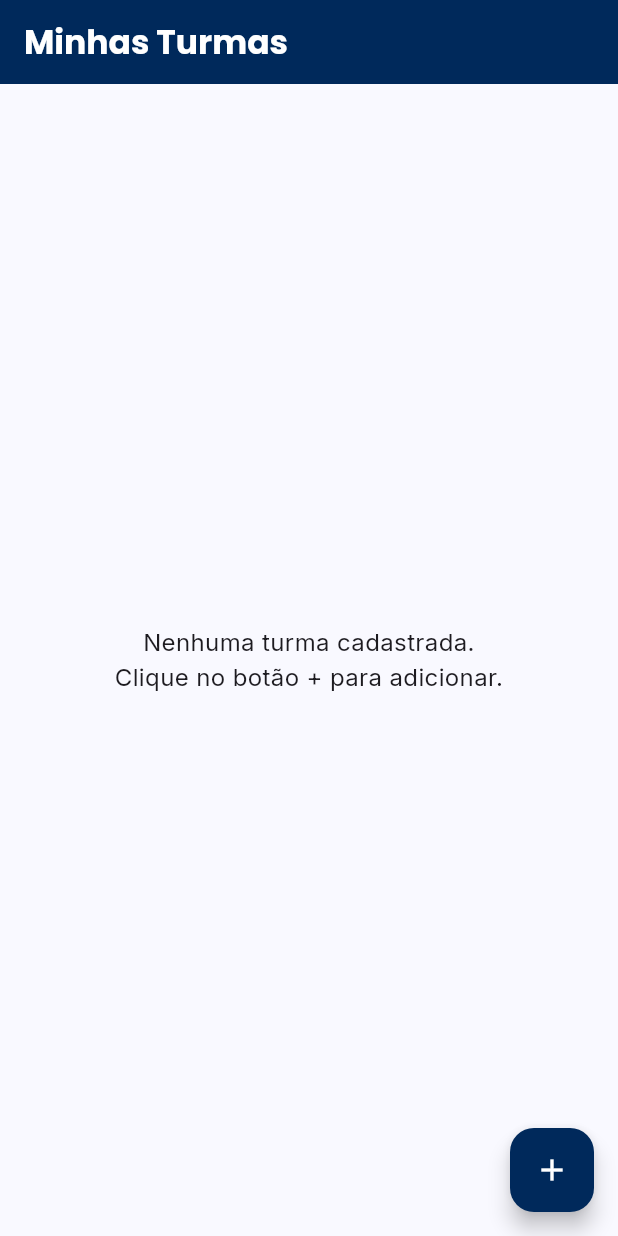
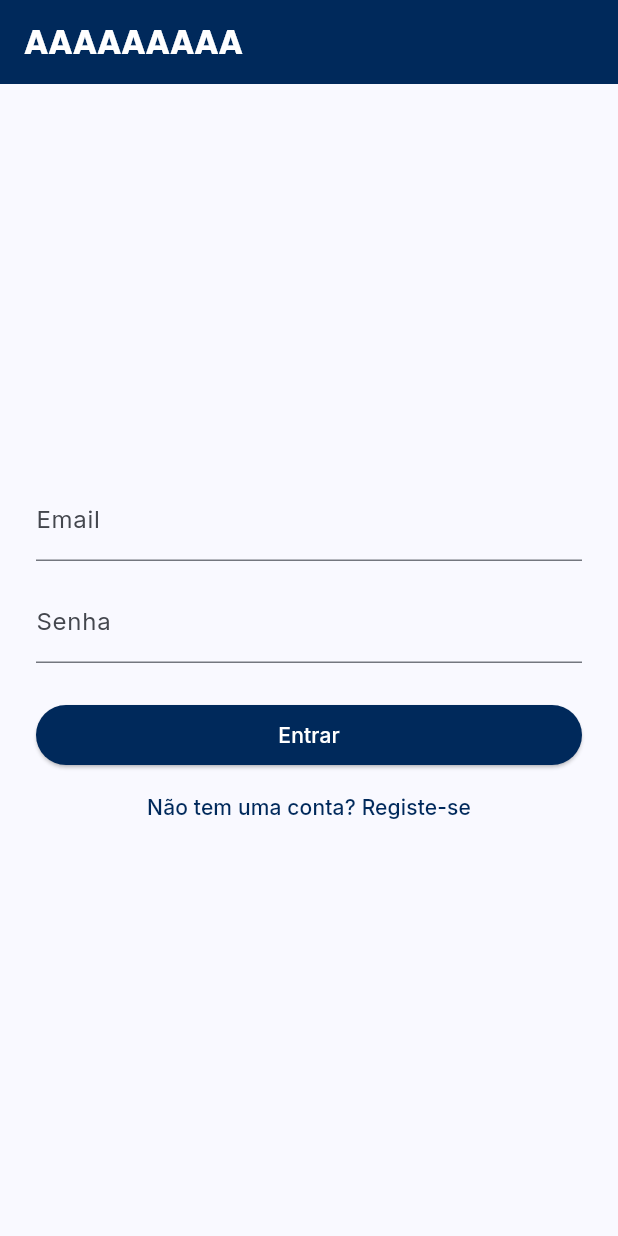
Before and after one commit to joaovictor912/appv2, a Flutter app: the screen it shows after launch, on a phone screen of 412 x 824 dp. Run offline on Flutter 3.47's test engine with Material 3 defaults, Android fonts, the light colour scheme and no system bars; our stand-ins replace camera, csv, firebase_auth, firebase_core, fl_chart, google_fonts and 2 more; missing offline and left inert: excel; accounts and stored records are empty.

Commit message:
Adiciona sistema de login com Firebase e ajusta telas

```diff
--- /dev/null
+++ b/fluter_app/firestore.indexes.json
@@ -0,0 +1,51 @@
+{
+  // Example (Standard Edition):
+  //
+  // "indexes": [
+  //   {
+  //     "collectionGroup": "widgets",
+  //     "queryScope": "COLLECTION",
+  //     "fields": [
+  //       { "fieldPath": "foo", "arrayConfig": "CONTAINS" },
+  //       { "fieldPath": "bar", "mode": "DESCENDING" }
+  //     ]
+  //   },
+  //
+  //  "fieldOverrides": [
+  //    {
+  //      "collectionGroup": "widgets",
+  //      "fieldPath": "baz",
+  //      "indexes": [
+  //        { "order": "ASCENDING", "queryScope": "COLLECTION" }
+  //      ]
+  //    },
+  //   ]
+  // ]
+  //
+  // Example (Enterprise Edition):
+  //
+  // "indexes": [
+  //   {
+  //     "collectionGroup": "reviews",
+  //     "queryScope": "COLLECTION_GROUP",
+  //     "apiScope": "MONGODB_COMPATIBLE_API",
+  //     "density": "DENSE",
+  //     "multikey": false,
+  //     "fields": [
+  //       { "fieldPath": "baz", "mode": "ASCENDING" }
+  //     ]
+  //   },
+  //   {
+  //     "collectionGroup": "items",
+  //     "queryScope": "COLLECTION_GROUP",
+  //     "apiScope": "MONGODB_COMPATIBLE_API",
+  //     "density": "SPARSE_ANY",
+  //     "multikey": true,
+  //     "fields": [
+  //       { "fieldPath": "baz", "mode": "ASCENDING" }
+  //     ]
+  //   },
+  // ]
+  "indexes": [],
+  "fieldOverrides": []
+}
--- a/fluter_app/lib/main.dart
+++ b/fluter_app/lib/main.dart
@@ -1,12 +1,20 @@
 import 'package:camera/camera.dart';
 import 'package:flutter/material.dart';
 import 'package:google_fonts/google_fonts.dart';
+import 'package:firebase_core/firebase_core.dart';
+import 'package:firebase_auth/firebase_auth.dart';
+import 'firebase_options.dart';
+
 import 'screens/tela_principal.dart';
+import 'screens/tela_login.dart';
 
 late CameraDescription firstCamera;
 
 Future<void> main() async {
   WidgetsFlutterBinding.ensureInitialized();
+  await Firebase.initializeApp(
+    options: DefaultFirebaseOptions.currentPlatform,
+  );
   final cameras = await availableCameras();
   firstCamera = cameras.first;
   runApp(const MyApp());
@@ -17,31 +25,24 @@ class MyApp extends StatelessWidget {
 
   @override
   Widget build(BuildContext context) {
-    const Color corPrincipal = Color(0xFF00295B); // Obsidian Navy
-    const Color corDestaque = Color(0xFFFFA000);   // Um laranja/âmbar para destaque
-
-
+    const Color corPrincipal = Color(0xFF00295B);
+    const Color corDestaque = Color(0xFFFFA000);
     final textTheme = Theme.of(context).textTheme;
 
     return MaterialApp(
       title: 'Corretor de Gabaritos',
       debugShowCheckedModeBanner: false,
-
       theme: ThemeData(
         useMaterial3: true,
         brightness: Brightness.light,
-
         colorScheme: ColorScheme.fromSeed(
           seedColor: corPrincipal,
           brightness: Brightness.light,
         ).copyWith(
           primary: corPrincipal,
-          secondary: corDestaque, // Define a cor de destaque
+          secondary: corDestaque,
         ),
-
-        // --- NOVA CONFIGURAÇÃO DE TEXTO ---
         textTheme: GoogleFonts.interTextTheme(textTheme).copyWith(
-          // Títulos grandes (como na AppBar) usarão Poppins
           displayLarge: GoogleFonts.poppins(textStyle: textTheme.displayLarge, fontWeight: FontWeight.bold),
           displayMedium: GoogleFonts.poppins(textStyle: textTheme.displayMedium, fontWeight: FontWeight.bold),
           displaySmall: GoogleFonts.poppins(textStyle: textTheme.displaySmall, fontWeight: FontWeight.bold),
@@ -50,24 +51,20 @@ class MyApp extends StatelessWidget {
           headlineSmall: GoogleFonts.poppins(textStyle: textTheme.headlineSmall, fontWeight: FontWeight.bold),
           titleLarge: GoogleFonts.poppins(textStyle: textTheme.titleLarge, fontWeight: FontWeight.bold),
         ),
-
         appBarTheme: const AppBarTheme(
           backgroundColor: corPrincipal,
           foregroundColor: Colors.white,
         ),
-
         floatingActionButtonTheme: const FloatingActionButtonThemeData(
-          backgroundColor: corPrincipal,
+          backgroundColor: corDestaque, // Usa a cor de destaque
           foregroundColor: Colors.white,
         ),
-
         elevatedButtonTheme: ElevatedButtonThemeData(
           style: ElevatedButton.styleFrom(
             backgroundColor: corPrincipal,
             foregroundColor: Colors.white,
           ),
         ),
-
         cardTheme: CardThemeData(
           color: Colors.white,
           surfaceTintColor: Colors.white,
@@ -76,13 +73,39 @@ class MyApp extends StatelessWidget {
             borderRadius: BorderRadius.circular(12),
           ),
         ),
-
         listTileTheme: const ListTileThemeData(
           iconColor: corPrincipal,
         ),
       ),
-
-      home: TelaPrincipal(camera: firstCamera),
+      // O ponto de entrada agora é o AuthGate, que decide qual tela mostrar.
+      home: const AuthGate(),
     );
   }
 }
+
+// Este widget é o "porteiro" que verifica se o utilizador está logado.
+class AuthGate extends StatelessWidget {
+  const AuthGate({super.key});
+
+  @override
+  Widget build(BuildContext context) {
+    return StreamBuilder<User?>(
+      // Ouve continuamente as mudanças no estado de autenticação (login/logout).
+      stream: FirebaseAuth.instance.authStateChanges(),
+      builder: (context, snapshot) {
+        // Se ainda estiver a verificar, mostra um indicador de carregamento.
+        if (snapshot.connectionState == ConnectionState.waiting) {
+          return const Scaffold(body: Center(child: CircularProgressIndicator()));
+        }
+
+        if (snapshot.hasData) {
+
+          return TelaPrincipal(camera: firstCamera);
+        }
+
+
+        return const TelaLogin();
+      },
+    );
+  }
+}
--- /dev/null
+++ b/fluter_app/lib/screens/tela_login.dart
@@ -0,0 +1,64 @@
+import 'package:flutter/material.dart';
+import 'package:firebase_auth/firebase_auth.dart';
+
+class TelaLogin extends StatefulWidget {
+  const TelaLogin({super.key});
+  @override
+  State<TelaLogin> createState() => _TelaLoginState();
+}
+
+class _TelaLoginState extends State<TelaLogin> {
+  final _emailController = TextEditingController();
+  final _senhaController = TextEditingController();
+  final _auth = FirebaseAuth.instance;
+
+  Future<void> _login() async {
+    try {
+      await _auth.signInWithEmailAndPassword(
+        email: _emailController.text.trim(),
+        password: _senhaController.text.trim(),
+      );
+
+    } on FirebaseAuthException catch (e) {
+      if (mounted) {
+        ScaffoldMessenger.of(context).showSnackBar(
+          SnackBar(content: Text(e.message ?? "Ocorreu um erro.")),
+        );
+      }
+    }
+  }
+
+  @override
+  Widget build(BuildContext context) {
+    return Scaffold(
+      appBar: AppBar(title: const Text("AAAAAAAAA")),
+      body: Padding(
+        padding: const EdgeInsets.all(24.0),
+        child: Column(
+          mainAxisAlignment: MainAxisAlignment.center,
+          crossAxisAlignment: CrossAxisAlignment.stretch,
+          children: [
+            TextField(
+              controller: _emailController,
+              decoration: const InputDecoration(labelText: 'Email'),
+              keyboardType: TextInputType.emailAddress,
+            ),
+            const SizedBox(height: 12),
+            TextField(
+              controller: _senhaController,
+              decoration: const InputDecoration(labelText: 'Senha'),
+              obscureText: true,
+            ),
+            const SizedBox(height: 24),
+            ElevatedButton(onPressed: _login, child: const Text('Entrar')),
+            // Futuramente, este botão levará para uma tela de registo.
+            TextButton(
+              onPressed: () { /* Navegar para tela de registo */ },
+              child: const Text('Não tem uma conta? Registe-se'),
+            ),
+          ],
+        ),
+      ),
+    );
+  }
+}
--- a/fluter_app/pubspec.yaml
+++ b/fluter_app/pubspec.yaml
@@ -48,6 +48,8 @@ dependencies:
   excel: ^2.1.0
   file_picker: ^6.1.1
   fl_chart: ^0.66.2
+  firebase_core: ^2.27.0
+  firebase_auth: ^4.17.8
 
 
 dev_dependencies:
```
Also changed, not shown: fluter_app/firebase.json (added), fluter_app/lib/firebase_options.dart (added), fluter_app/pubspec.lock, 7 other files.
